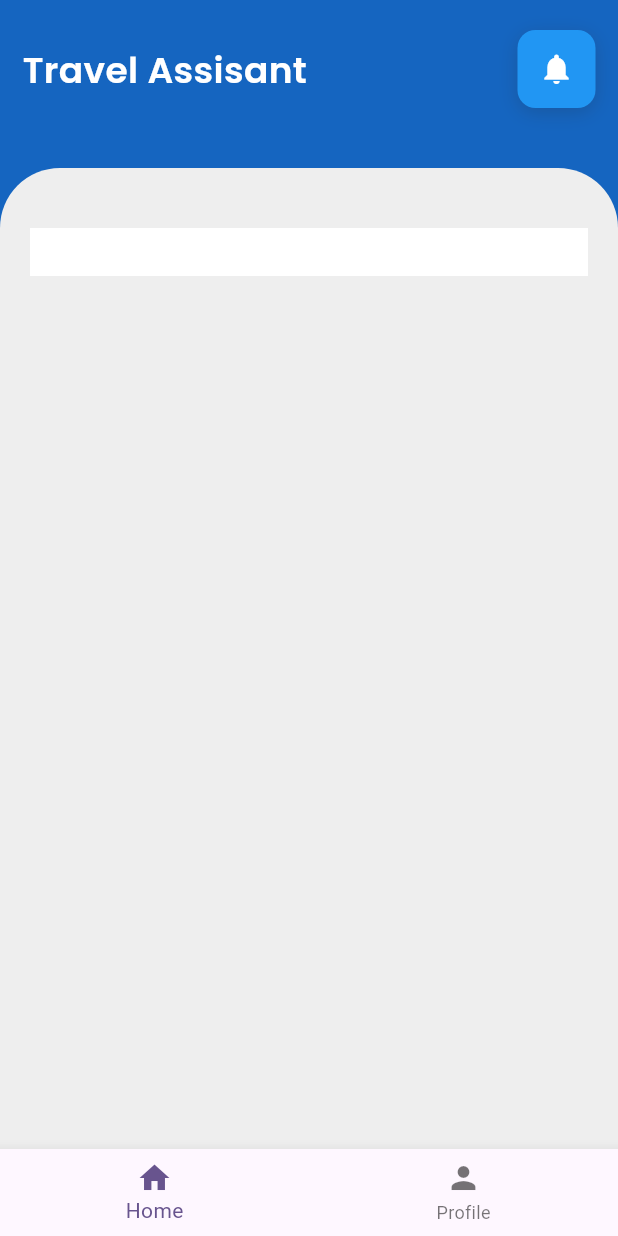
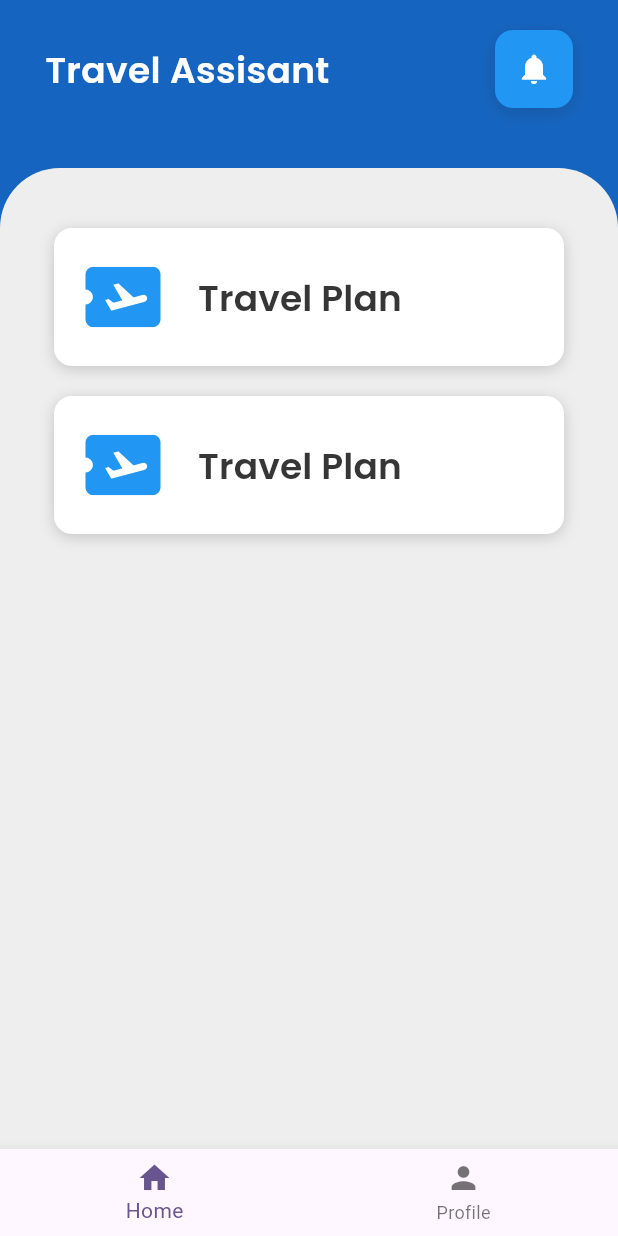
Before and after one commit to NZpatelK/Travel-Assistant, a Flutter app: the screen it shows after launch, on a phone screen of 412 x 824 dp. Run offline on Flutter 3.47's test engine with Material 3 defaults, Android fonts, the phone set to English and light mode, and no system bars; our stand-ins replace flutter_markdown, google_fonts, google_generative_ai, searchfield.

Commit message:
add new compnents

```diff
--- a/lib/new_design.dart
+++ b/lib/new_design.dart
@@ -1,6 +1,6 @@
 import 'package:flutter/material.dart';
-import 'package:flutter/widgets.dart';
 import 'package:google_fonts/google_fonts.dart';
+import 'package:myapp/options.dart';
 
 class NewDesign extends StatefulWidget {
 // Suggested code may be subject to a license. Learn more: ~LicenseLog:3985388548.
@@ -25,7 +25,8 @@ class _NewDesignState extends State<NewDesign> {
         child: Column(
           children: [
             Padding(
-              padding: const EdgeInsets.symmetric(horizontal: 15.0, vertical: 20.0),
+              padding:
+                  const EdgeInsets.symmetric(horizontal: 30.0, vertical: 20.0),
               child: Column(
                 children: [
                   Row(
@@ -70,22 +71,19 @@ class _NewDesignState extends State<NewDesign> {
                   topLeft: Radius.circular(40),
                   topRight: Radius.circular(40),
                 ),
-                child: Container(color: Colors.grey[200],
-                padding: const EdgeInsets.all(20),
-                child: Center(
-                  child: Column(
+                child: Container(
+                  color: Colors.grey[200],
+                  padding: const EdgeInsets.all(20),
+                  child: const Column(
                     children: [
-                      const SizedBox(height: 20),
-                      Container(
-                        padding: const EdgeInsets.all(16),
-                        decoration: const BoxDecoration(
-                          color: Colors.white
-                        ),
-                      )
-                  ],),
-                ),),
+                      SizedBox(height: 20,),
+                      Options(),
+                      SizedBox(height: 20,),
+                      Options(),
+                    ],
+                  ),
+                ),
               ),
-
             ),
           ],
         ),
--- /dev/null
+++ b/lib/options.dart
@@ -0,0 +1,50 @@
+import 'package:flutter/material.dart';
+import 'package:google_fonts/google_fonts.dart';
+
+
+class Options extends StatefulWidget {
+  const Options({super.key});
+
+  @override
+  State<Options> createState() => _OptionsState();
+}
+
+class _OptionsState extends State<Options> {
+  @override
+  Widget build(BuildContext context) {
+    return MaterialButton(
+      onPressed: () {},
+      shape: const RoundedRectangleBorder(
+        borderRadius: BorderRadius.all(Radius.circular(12)),
+      ),
+      child:
+        Container(
+          padding: const EdgeInsets.all(16),
+          decoration: const BoxDecoration(
+            color: Colors.white,
+            borderRadius: BorderRadius.all(Radius.circular(12)),
+            boxShadow: [
+              BoxShadow(
+                color: Color.fromARGB(255, 196, 196, 196),
+                blurRadius: 8,
+                offset: Offset(0, 2),
+              ),
+            ],
+          ),
+          child:  Row(children: [
+            const Icon(Icons.airplane_ticket, color: Colors.blue, size: 60),
+            const SizedBox(width: 20),
+            Text(
+              'Travel Plan',
+              style: TextStyle(
+                fontSize: 24,
+                color:const Color.fromARGB(255, 54, 54, 54),
+                fontWeight: FontWeight.w600,
+                fontFamily: GoogleFonts.poppins().fontFamily,
+              ),
+            ),
+          ]),
+        ),
+    );
+  }
+}
```
